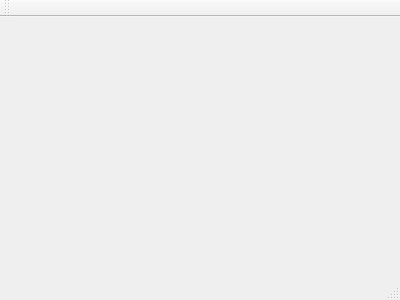
Before: the Qt Designer form mainwindow.ui in senkal/udemy-tutorial-qt-graphics, drawn with Qt 5.
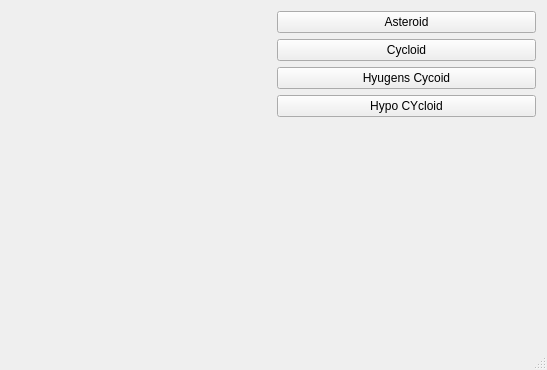
After: the same form once the commit is applied. Custom widgets are drawn as their Qt base class.

Commit message: [WIP]Some renderArea buttons bindings for signals

```diff
--- a/mainwindow.ui
+++ b/mainwindow.ui
@@ -1,24 +1,84 @@
 <ui version="4.0">
  <class>MainWindow</class>
- <widget class="QMainWindow" name="MainWindow" >
-  <property name="geometry" >
+ <widget class="QMainWindow" name="MainWindow">
+  <property name="geometry">
    <rect>
     <x>0</x>
     <y>0</y>
-    <width>400</width>
-    <height>300</height>
+    <width>547</width>
+    <height>370</height>
    </rect>
   </property>
   <property name="windowTitle" >
    <string>MainWindow</string>
   </property>
-  <widget class="QMenuBar" name="menuBar" />
-  <widget class="QToolBar" name="mainToolBar" />
-  <widget class="QWidget" name="centralWidget" />
-  <widget class="QStatusBar" name="statusBar" />
+  <widget class="QWidget" name="centralWidget">
+   <layout class="QGridLayout" name="gridLayout">
+    <item row="0" column="0">
+     <layout class="QHBoxLayout" name="horizontalLayout">
+      <item>
+       <widget class="RenderArea" name="renderArea" native="true"/>
+      </item>
+      <item>
+       <layout class="QVBoxLayout" name="verticalLayout">
+        <item>
+         <widget class="QPushButton" name="btnAsteroid">
+          <property name="text">
+           <string>Asteroid</string>
+          </property>
+         </widget>
+        </item>
+        <item>
+         <widget class="QPushButton" name="btnCycoid">
+          <property name="text">
+           <string>Cycloid</string>
+          </property>
+         </widget>
+        </item>
+        <item>
+         <widget class="QPushButton" name="btnHyugens">
+          <property name="text">
+           <string>Hyugens Cycoid</string>
+          </property>
+         </widget>
+        </item>
+        <item>
+         <widget class="QPushButton" name="btnHypo">
+          <property name="text">
+           <string>Hypo CYcloid</string>
+          </property>
+         </widget>
+        </item>
+        <item>
+         <spacer name="verticalSpacer">
+          <property name="orientation">
+           <enum>Qt::Vertical</enum>
+          </property>
+          <property name="sizeHint" stdset="0">
+           <size>
+            <width>20</width>
+            <height>40</height>
+           </size>
+          </property>
+         </spacer>
+        </item>
+       </layout>
+      </item>
+     </layout>
+    </item>
+   </layout>
+  </widget>
+  <widget class="QStatusBar" name="statusBar"/>
  </widget>
- <layoutDefault spacing="6" margin="11" />
- <pixmapfunction></pixmapfunction>
+ <layoutdefault spacing="6" margin="11"/>
+ <customwidgets>
+  <customwidget>
+   <class>RenderArea</class>
+   <extends>QWidget</extends>
+   <header>renderarea.h</header>
+   <container>1</container>
+  </customwidget>
+ </customwidgets>
  <resources/>
  <connections/>
 </ui>
```
Left out of the diff: 3 changed lines with no effect on the pictures. The commit also changes 5 other files.
